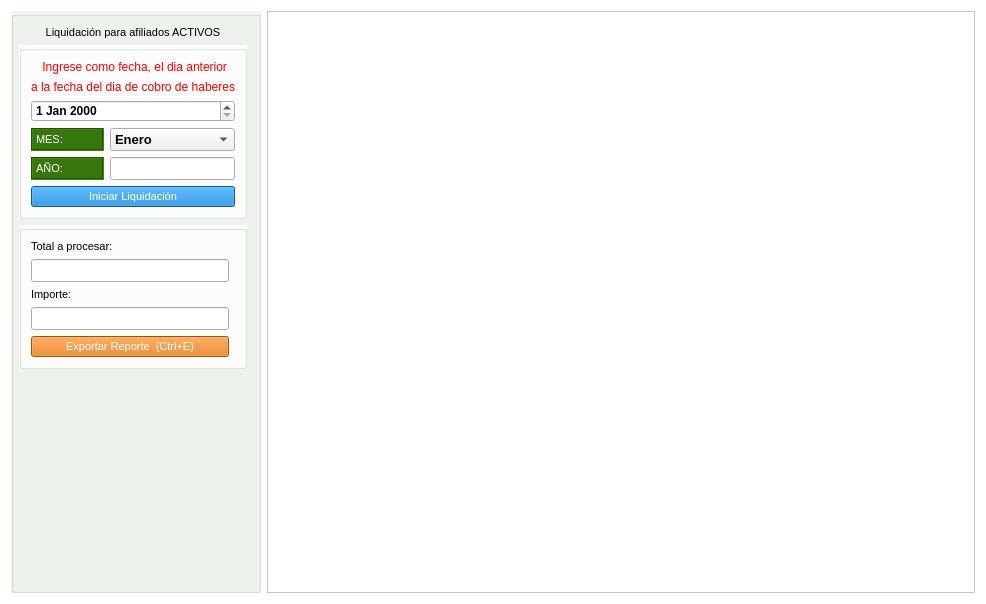
Before: the Qt Designer form gui/liquidadores/liquidadorAfiliados.ui in shae-ra/sindicato, drawn with Qt 5.
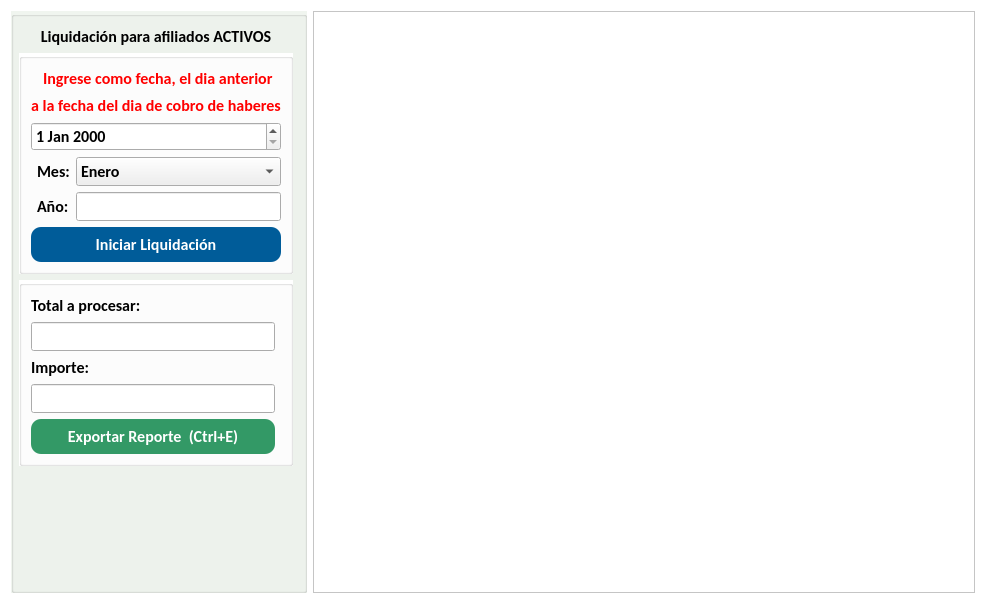
After: the same form once the commit is applied. Icons and pictures are not drawn.

The edit to the form file:
```diff
--- a/gui/liquidadores/liquidadorAfiliados.ui
+++ b/gui/liquidadores/liquidadorAfiliados.ui
@@ -439,7 +439,10 @@
      </property>
      <property name="font">
       <font>
-       <family>Arial</family>
+       <family>Calibri</family>
+       <pointsize>12</pointsize>
+       <weight>75</weight>
+       <bold>true</bold>
       </font>
      </property>
      <property name="styleSheet">
@@ -465,6 +468,14 @@
       </property>
       <item row="8" column="0" colspan="2">
        <spacer name="verticalSpacer">
+        <property name="font">
+         <font>
+          <family>Calibri</family>
+          <pointsize>12</pointsize>
+          <weight>75</weight>
+          <bold>true</bold>
+         </font>
+        </property>
         <property name="orientation">
          <enum>Qt::Vertical</enum>
         </property>
@@ -486,10 +497,10 @@
         </property>
         <property name="font">
          <font>
-          <family>Arial</family>
-          <pointsize>8</pointsize>
-          <weight>50</weight>
-          <bold>false</bold>
+          <family>Calibri</family>
+          <pointsize>12</pointsize>
+          <weight>75</weight>
+          <bold>true</bold>
          </font>
         </property>
         <property name="styleSheet">
@@ -517,6 +528,14 @@
           <verstretch>0</verstretch>
          </sizepolicy>
         </property>
+        <property name="font">
+         <font>
+          <family>Calibri</family>
+          <pointsize>12</pointsize>
+          <weight>75</weight>
+          <bold>true</bold>
+         </font>
+        </property>
         <property name="styleSheet">
          <string notr="true">#groupBox_2{
 background-color:#FFFFFF
@@ -526,7 +545,97 @@
          <string/>
         </property>
         <layout class="QGridLayout" name="gridLayout_2">
-         <item row="3" column="1">
+         <item row="5" column="0" colspan="3">
+          <widget class="QPushButton" name="btn_procesar_liq">
+           <property name="sizePolicy">
+            <sizepolicy hsizetype="Preferred" vsizetype="Preferred">
+             <horstretch>0</horstretch>
+             <verstretch>0</verstretch>
+            </sizepolicy>
+           </property>
+           <property name="minimumSize">
+            <size>
+             <width>150</width>
+             <height>35</height>
+            </size>
+           </property>
+           <property name="font">
+            <font>
+             <family>Calibri</family>
+             <pointsize>12</pointsize>
+             <weight>75</weight>
+             <bold>true</bold>
+            </font>
+           </property>
+           <property name="styleSheet">
+            <string notr="true">#btn_procesar_liq{
+background-color:#005c99;
+color: #FFFFFF;
+border-radius: 10px;
+}
+
+#btn_procesar_liq:hover{
+background-color:#004d80;
+color: #FFFFFF;
+}</string>
+           </property>
+           <property name="text">
+            <string>Iniciar Liquidación</string>
+           </property>
+           <property name="icon">
+            <iconset>
+             <normaloff>../iconos/refresh.ico</normaloff>../iconos/refresh.ico</iconset>
+           </property>
+           <property name="iconSize">
+            <size>
+             <width>20</width>
+             <height>20</height>
+            </size>
+           </property>
+          </widget>
+         </item>
+         <item row="0" column="0" colspan="3">
+          <widget class="QLabel" name="label">
+           <property name="font">
+            <font>
+             <family>Calibri</family>
+             <pointsize>12</pointsize>
+             <weight>75</weight>
+             <bold>true</bold>
+            </font>
+           </property>
+           <property name="styleSheet">
+            <string notr="true">#label{
+color: red;
+}</string>
+           </property>
+           <property name="text">
+            <string> Ingrese como fecha, el dia anterior</string>
+           </property>
+           <property name="alignment">
+            <set>Qt::AlignCenter</set>
+           </property>
+          </widget>
+         </item>
+         <item row="4" column="2">
+          <widget class="QLineEdit" name="liq_anio">
+           <property name="sizePolicy">
+            <sizepolicy hsizetype="Expanding" vsizetype="Expanding">
+             <horstretch>0</horstretch>
+             <verstretch>0</verstretch>
+            </sizepolicy>
+           </property>
+           <property name="font">
+            <font>
+             <family>Calibri</family>
+             <pointsize>12</pointsize>
+             <weight>75</weight>
+             <bold>true</bold>
+            </font>
+           </property>
+          </widget>
+         </item>
+         <item row="3" column="2">
           <widget class="QComboBox" name="liq_mes">
            <property name="sizePolicy">
             <sizepolicy hsizetype="Expanding" vsizetype="Expanding">
@@ -536,7 +645,8 @@
            </property>
            <property name="font">
             <font>
-             <pointsize>10</pointsize>
+             <family>Calibri</family>
+             <pointsize>12</pointsize>
              <weight>75</weight>
              <bold>true</bold>
             </font>
@@ -603,57 +713,7 @@
            </item>
           </widget>
          </item>
-         <item row="4" column="1">
-          <widget class="QLineEdit" name="liq_anio">
-           <property name="sizePolicy">
-            <sizepolicy hsizetype="Expanding" vsizetype="Expanding">
-             <horstretch>0</horstretch>
-             <verstretch>0</verstretch>
-            </sizepolicy>
-           </property>
-           <property name="font">
-            <font>
-             <pointsize>10</pointsize>
-             <weight>75</weight>
-             <bold>true</bold>
-            </font>
-           </property>
-          </widget>
-         </item>
-         <item row="3" column="0">
-          <widget class="QLabel" name="label_6">
-           <property name="sizePolicy">
-            <sizepolicy hsizetype="Expanding" vsizetype="Expanding">
-             <horstretch>0</horstretch>
-             <verstretch>0</verstretch>
-            </sizepolicy>
-           </property>
-           <property name="font">
-            <font>
-             <family>Arial</family>
-             <pointsize>8</pointsize>
-             <weight>50</weight>
-             <bold>false</bold>
-            </font>
-           </property>
-           <property name="styleSheet">
-            <string notr="true">#label_6{
-background-color:#37760D;
-color: #FFFFFF;
-}</string>
-           </property>
-           <property name="frameShape">
-            <enum>QFrame::Box</enum>
-           </property>
-           <property name="frameShadow">
-            <enum>QFrame::Sunken</enum>
-           </property>
-           <property name="text">
-            <string>MES:</string>
-           </property>
-          </widget>
-         </item>
-         <item row="2" column="0" colspan="2">
+         <item row="2" column="0" colspan="3">
           <widget class="QDateEdit" name="liq_fecha">
            <property name="sizePolicy">
             <sizepolicy hsizetype="Preferred" vsizetype="Expanding">
@@ -663,114 +723,22 @@
            </property>
            <property name="font">
             <font>
+             <family>Calibri</family>
+             <pointsize>12</pointsize>
              <weight>75</weight>
              <bold>true</bold>
             </font>
            </property>
           </widget>
          </item>
-         <item row="4" column="0">
-          <widget class="QLabel" name="label_3">
-           <property name="sizePolicy">
-            <sizepolicy hsizetype="Preferred" vsizetype="Expanding">
-             <horstretch>0</horstretch>
-             <verstretch>0</verstretch>
-            </sizepolicy>
-           </property>
-           <property name="font">
-            <font>
-             <family>Arial</family>
-             <pointsize>8</pointsize>
-             <weight>50</weight>
-             <bold>false</bold>
-            </font>
-           </property>
-           <property name="styleSheet">
-            <string notr="true">#label_3{
-background-color:#37760D;
-color: #FFFFFF;
-}</string>
-           </property>
-           <property name="frameShape">
-            <enum>QFrame::Box</enum>
-           </property>
-           <property name="frameShadow">
-            <enum>QFrame::Sunken</enum>
-           </property>
-           <property name="text">
-            <string>AÑO:</string>
-           </property>
-          </widget>
-         </item>
-         <item row="5" column="0" colspan="2">
-          <widget class="QPushButton" name="btn_procesar_liq">
-           <property name="sizePolicy">
-            <sizepolicy hsizetype="Expanding" vsizetype="Fixed">
-             <horstretch>0</horstretch>
-             <verstretch>0</verstretch>
-            </sizepolicy>
-           </property>
-           <property name="font">
-            <font>
-             <family>Arial</family>
-             <pointsize>8</pointsize>
-             <weight>50</weight>
-             <bold>false</bold>
-            </font>
-           </property>
-           <property name="styleSheet">
-            <string notr="true">#btn_procesar_liq{
-background-color:#0A7DD0;
-color: #ffffff
-}
-
-#btn_procesar_liq:hover{
-background-color:#1067A5;
-}
-</string>
-           </property>
-           <property name="text">
-            <string>Iniciar Liquidación</string>
-           </property>
-           <property name="icon">
-            <iconset>
-             <normaloff>../iconos/refresh.ico</normaloff>../iconos/refresh.ico</iconset>
-           </property>
-           <property name="iconSize">
-            <size>
-             <width>20</width>
-             <height>20</height>
-            </size>
-           </property>
-          </widget>
-         </item>
-         <item row="0" column="0" colspan="2">
-          <widget class="QLabel" name="label">
-           <property name="font">
-            <font>
-             <weight>50</weight>
-             <bold>false</bold>
-            </font>
-           </property>
-           <property name="styleSheet">
-            <string notr="true">#label{
-color: red;
-}</string>
-           </property>
-           <property name="text">
-            <string> Ingrese como fecha, el dia anterior</string>
-           </property>
-           <property name="alignment">
-            <set>Qt::AlignCenter</set>
-           </property>
-          </widget>
-         </item>
-         <item row="1" column="0" colspan="2">
+         <item row="1" column="0" colspan="3">
           <widget class="QLabel" name="label_4">
            <property name="font">
             <font>
-             <weight>50</weight>
-             <bold>false</bold>
+             <family>Calibri</family>
+             <pointsize>12</pointsize>
+             <weight>75</weight>
+             <bold>true</bold>
             </font>
            </property>
            <property name="styleSheet">
@@ -786,11 +754,49 @@
            </property>
           </widget>
          </item>
+         <item row="3" column="1">
+          <widget class="QLabel" name="label_5">
+           <property name="font">
+            <font>
+             <family>Calibri</family>
+             <pointsize>12</pointsize>
+             <weight>75</weight>
+             <bold>true</bold>
+            </font>
+           </property>
+           <property name="text">
+            <string>Mes:</string>
+           </property>
+          </widget>
+         </item>
+         <item row="4" column="1">
+          <widget class="QLabel" name="label_7">
+           <property name="font">
+            <font>
+             <family>Calibri</family>
+             <pointsize>12</pointsize>
+             <weight>75</weight>
+             <bold>true</bold>
+            </font>
+           </property>
+           <property name="text">
+            <string>Año:</string>
+           </property>
+          </widget>
+         </item>
         </layout>
        </widget>
       </item>
       <item row="3" column="0">
        <widget class="QGroupBox" name="groupBox_3">
+        <property name="font">
+         <font>
+          <family>Calibri</family>
+          <pointsize>12</pointsize>
+          <weight>75</weight>
+          <bold>true</bold>
+         </font>
+        </property>
         <property name="styleSheet">
          <string notr="true">#groupBox_3{
 background-color:#FFFFFF
@@ -810,10 +816,10 @@
            </property>
            <property name="font">
             <font>
-             <family>Arial</family>
-             <pointsize>8</pointsize>
-             <weight>50</weight>
-             <bold>false</bold>
+             <family>Calibri</family>
+             <pointsize>12</pointsize>
+             <weight>75</weight>
+             <bold>true</bold>
             </font>
            </property>
            <property name="styleSheet">
@@ -837,7 +843,8 @@
            </property>
            <property name="font">
             <font>
-             <pointsize>10</pointsize>
+             <family>Calibri</family>
+             <pointsize>12</pointsize>
              <weight>75</weight>
              <bold>true</bold>
             </font>
@@ -857,7 +864,8 @@
            </property>
            <property name="font">
             <font>
-             <pointsize>10</pointsize>
+             <family>Calibri</family>
+             <pointsize>12</pointsize>
              <weight>75</weight>
              <bold>true</bold>
             </font>
@@ -877,10 +885,10 @@
            </property>
            <property name="font">
             <font>
-             <family>Arial</family>
-             <pointsize>8</pointsize>
-             <weight>50</weight>
-             <bold>false</bold>
+             <family>Calibri</family>
+             <pointsize>12</pointsize>
+             <weight>75</weight>
+             <bold>true</bold>
             </font>
            </property>
            <property name="styleSheet">
@@ -897,23 +905,30 @@
          <item row="5" column="0">
           <widget class="QPushButton" name="btn_exportar">
            <property name="sizePolicy">
-            <sizepolicy hsizetype="Minimum" vsizetype="Fixed">
+            <sizepolicy hsizetype="Preferred" vsizetype="Preferred">
              <horstretch>0</horstretch>
              <verstretch>0</verstretch>
             </sizepolicy>
            </property>
+           <property name="minimumSize">
+            <size>
+             <width>150</width>
+             <height>35</height>
+            </size>
+           </property>
            <property name="font">
             <font>
-             <family>Arial</family>
-             <pointsize>8</pointsize>
-             <weight>50</weight>
-             <bold>false</bold>
+             <family>Calibri</family>
+             <pointsize>12</pointsize>
+             <weight>75</weight>
+             <bold>true</bold>
             </font>
            </property>
            <property name="styleSheet">
             <string notr="true">#btn_exportar{
-background-color:#DF720A;
+background-color:#339966;
 color: #FFFFFF;
+border-radius: 10px;
 }
 
 #btn_exportar:hover{
@@ -949,7 +964,8 @@
     <widget class="QTableView" name="tbl_liq">
      <property name="font">
       <font>
-       <pointsize>10</pointsize>
+       <family>Calibri</family>
+       <pointsize>12</pointsize>
        <weight>75</weight>
        <bold>true</bold>
       </font>
```
Left out of the diff: 4 changed lines with no effect on the pictures.
